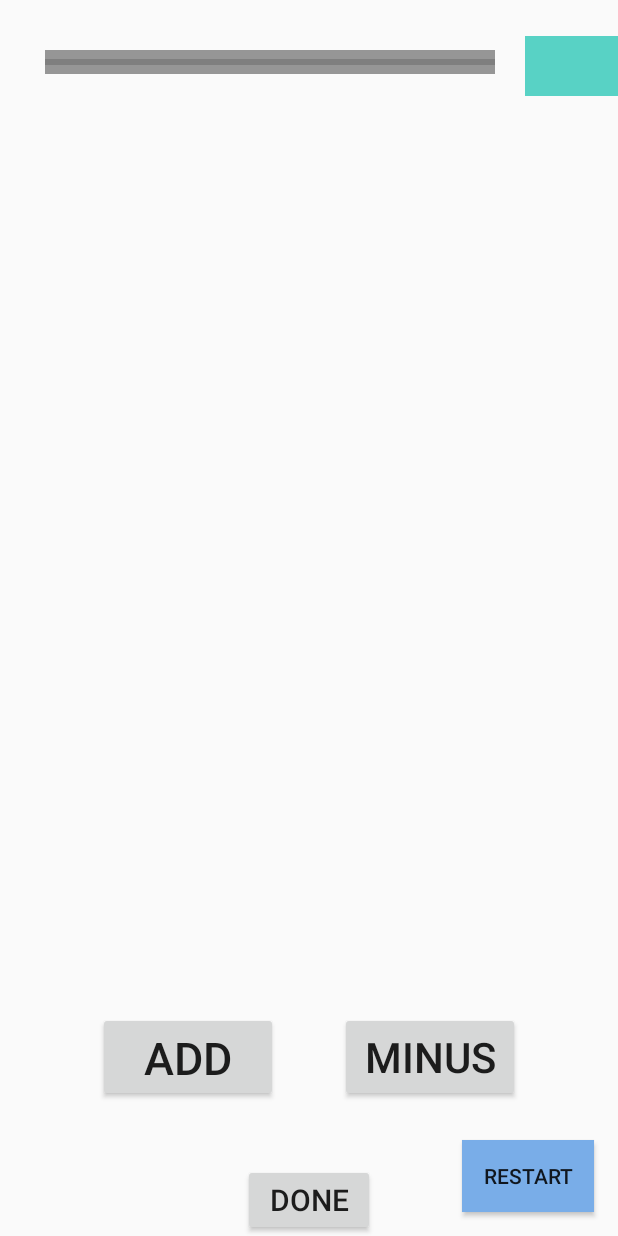
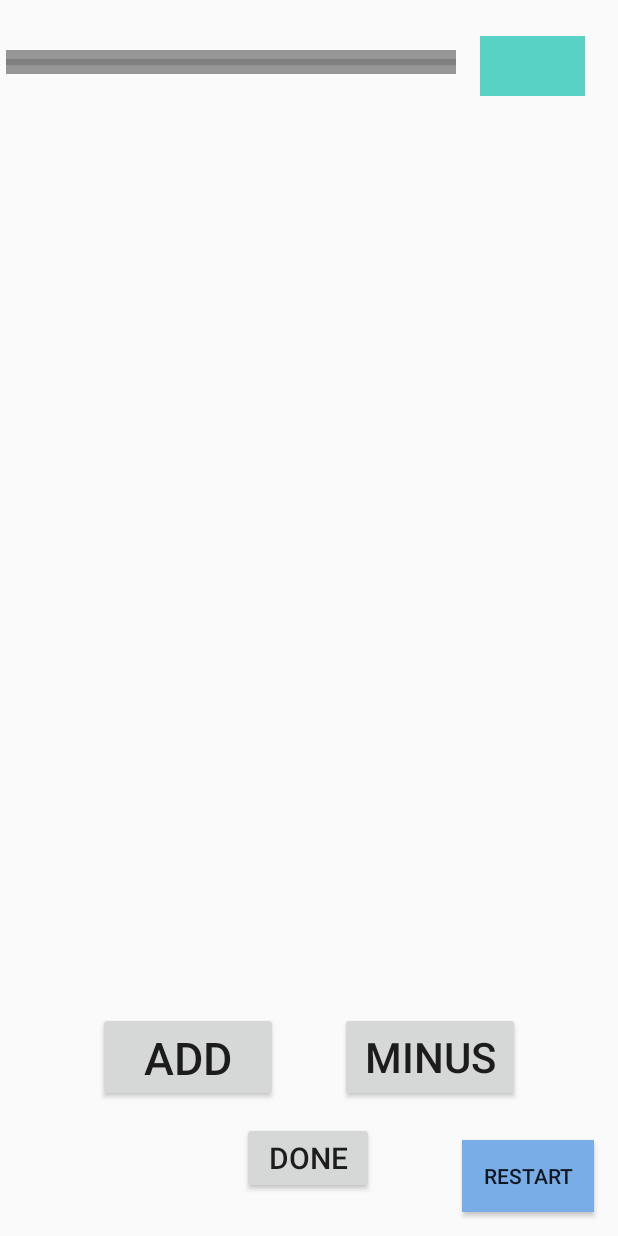
Before and after one commit to Tian99Yu/Matchstickmen-Adventure, an Android app: the layout matchstickmen_layout.xml on its own in the app's theme, with its tools: preview values and no code run, on a phone screen of 412 x 824 dp. Run offline under Robolectric (Android 15) with nearby library versions, the light colour scheme and no system bars.

Commit message:
Fix the problem of game keeps quiting after clicking on btn_done.

```diff
--- a/phase1/Game/app/src/main/res/layout/matchstickmen_layout.xml
+++ b/phase1/Game/app/src/main/res/layout/matchstickmen_layout.xml
@@ -40,7 +40,7 @@
         style="?android:attr/progressBarStyleHorizontal"
         android:layout_width="300dp"
         android:layout_height="wrap_content"
-        android:layout_marginStart="30dp"
+        android:layout_marginStart="4dp"
         android:layout_marginTop="33dp"
         android:background="@color/black_overlay"
         app:layout_constraintHorizontal_chainStyle="packed"
@@ -62,11 +62,13 @@
 
     <TextView
         android:id="@+id/text_timeleft"
-        android:layout_width="80dp"
+        android:layout_width="70dp"
         android:layout_height="40dp"
-        android:layout_marginLeft="20dp"
+        android:layout_marginLeft="16dp"
         android:layout_marginTop="24dp"
         android:background="@color/colorPrimary"
+        android:textAlignment="center"
+        android:textSize="20sp"
         app:layout_constraintLeft_toRightOf="@id/progressBar"
         app:layout_constraintTop_toTopOf="parent" />
 
@@ -87,6 +89,7 @@
         android:layout_width="193dp"
         android:layout_height="37dp"
         android:layout_marginBottom="24dp"
+        android:textAlignment="center"
         app:layout_constraintBottom_toTopOf="@+id/btn_add"
         app:layout_constraintEnd_toEndOf="parent"
         app:layout_constraintStart_toStartOf="parent" />
@@ -108,12 +111,12 @@
         android:id="@+id/btn_done"
         android:layout_width="wrap_content"
         android:layout_height="wrap_content"
-        android:layout_marginTop="64dp"
+        android:layout_marginBottom="28dp"
         android:text="done"
         android:textSize="20sp"
         app:layout_constraintBottom_toBottomOf="parent"
         app:layout_constraintEnd_toEndOf="parent"
-        app:layout_constraintStart_toStartOf="parent"
- />
+        app:layout_constraintHorizontal_bias="0.498"
+        app:layout_constraintStart_toStartOf="parent" />
 
 </androidx.constraintlayout.widget.ConstraintLayout>
```
Also changed, not shown: phase1/Game/app/src/main/java/com/example/game/gamecode/MatchstickMen/MatchstickMenActivity.java (+11 -8 lines), phase1/Game/app/src/main/java/com/example/game/gamecode/MatchstickMen/MatchstickMenBackend.java (+21 -8 lines), phase1/Game/app/src/main/java/com/example/game/gamecode/MatchstickMen/MatchstickMenObject.java (+7 -4 lines), phase1/Game/app/src/main/java/com/example/game/gamecode/MatchstickMen/MatchstickMenView.java (+7 -0 lines).
